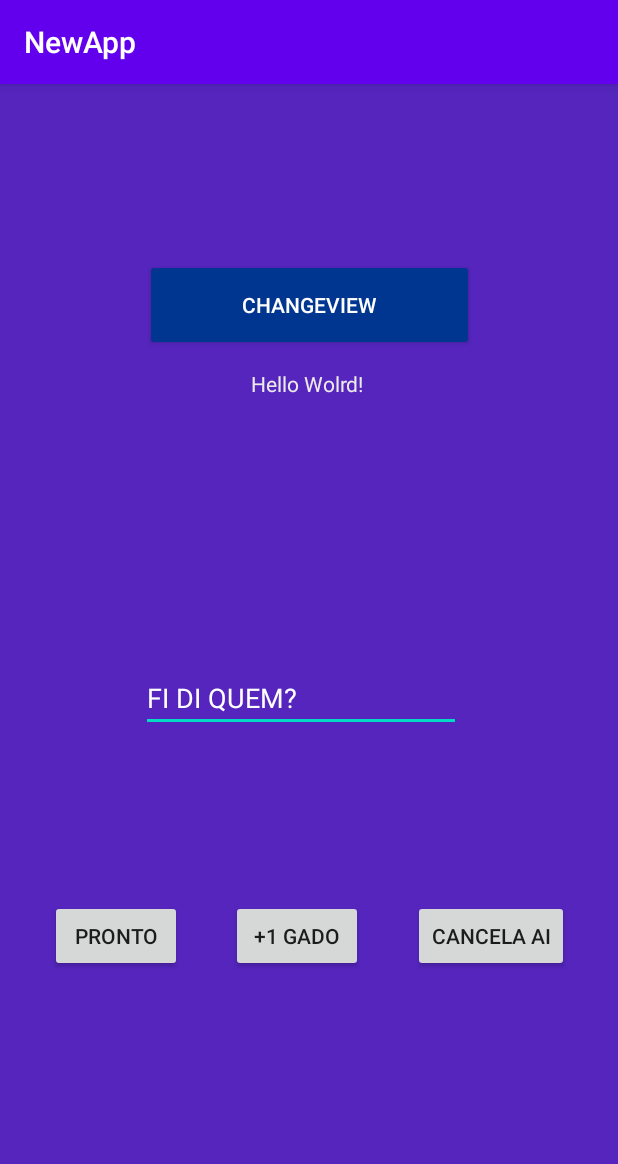
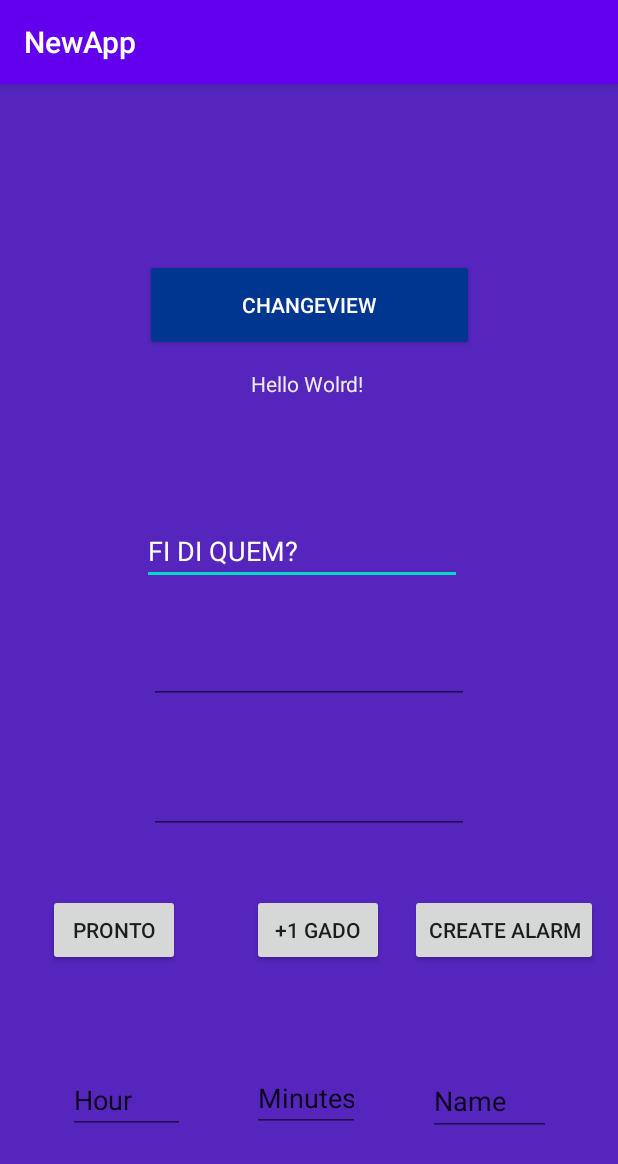
Before and after one commit to CaioCordeiro/cs-mobile-android, an Android app: the screen it shows after launch (MainActivity), on a phone screen of 412 x 824 dp. Shown: the top 1164 px of the screen. Run offline under Robolectric (Android 15) with nearby library versions, the phone set to English and light mode, and no system bars.

```diff
--- a/NewApp/app/src/main/AndroidManifest.xml
+++ b/NewApp/app/src/main/AndroidManifest.xml
@@ -1,7 +1,7 @@
 <?xml version="1.0" encoding="utf-8"?>
 <manifest xmlns:android="http://schemas.android.com/apk/res/android"
     package="com.cesarschool.newapp">
-
+    <uses-permission android:name="com.android.alarm.permission.SET_ALARM" />
     <application
         android:allowBackup="true"
         android:icon="@mipmap/ic_launcher"
@@ -9,7 +9,8 @@
         android:roundIcon="@mipmap/ic_launcher_round"
         android:supportsRtl="true"
         android:theme="@style/Theme.NewApp">
-        <activity android:name=".NovaActivity"></activity>
+        <activity android:name=".TerceiraActivity"></activity>
+        <activity android:name=".NovaActivity" />
         <activity android:name=".MainActivity">
             <intent-filter>
                 <action android:name="android.intent.action.MAIN" />
--- a/NewApp/app/src/main/res/layout/activity_main.xml
+++ b/NewApp/app/src/main/res/layout/activity_main.xml
@@ -17,10 +17,10 @@
         android:textAppearance="@style/TextAppearance.AppCompat.Large"
         android:textColor="#ECE9E9"
         android:textSize="36sp"
-        app:layout_constraintBottom_toBottomOf="parent"
+        app:layout_constraintBottom_toTopOf="@+id/mainActivitybutton"
         app:layout_constraintEnd_toEndOf="parent"
         app:layout_constraintStart_toStartOf="parent"
-        app:layout_constraintTop_toBottomOf="@+id/button2" />
+        app:layout_constraintTop_toTopOf="parent" />
 
     <TextView
         android:id="@+id/mainActivityTextView2"
@@ -49,39 +49,35 @@
         app:layout_constraintVertical_bias="0.165" />
 
     <Button
+        android:id="@+id/buttonAlarm"
+        android:layout_width="wrap_content"
+        android:layout_height="wrap_content"
+        android:layout_marginBottom="180dp"
+        android:text="@string/buttonCancel"
+        app:layout_constraintBottom_toBottomOf="parent"
+        app:layout_constraintEnd_toEndOf="parent"
+        app:layout_constraintHorizontal_bias="0.557"
+        app:layout_constraintStart_toEndOf="@+id/button2" />
+
+    <Button
         android:id="@+id/buttonOk"
         android:layout_width="wrap_content"
         android:layout_height="wrap_content"
-        android:layout_marginBottom="176dp"
-        android:text="@string/buttonCancel"
-        app:layout_constraintBottom_toBottomOf="parent"
-        app:layout_constraintEnd_toEndOf="parent"
-        app:layout_constraintHorizontal_bias="0.5"
-        app:layout_constraintStart_toEndOf="@+id/button2" />
-
-    <Button
-        android:id="@+id/buttonCancel"
-        android:layout_width="wrap_content"
-        android:layout_height="wrap_content"
-        android:layout_marginBottom="176dp"
+        android:layout_marginStart="32dp"
+        android:layout_marginBottom="180dp"
         android:text="@string/buttonOk"
         app:layout_constraintBottom_toBottomOf="parent"
-        app:layout_constraintEnd_toStartOf="@+id/button2"
-        app:layout_constraintHorizontal_bias="0.5"
-        app:layout_constraintStart_toStartOf="parent"
-        app:layout_constraintTop_toBottomOf="@+id/textPersonName"
-        app:layout_constraintVertical_bias="1.0" />
+        app:layout_constraintStart_toStartOf="parent" />
 
     <Button
         android:id="@+id/button2"
         android:layout_width="wrap_content"
         android:layout_height="wrap_content"
-        android:layout_marginBottom="176dp"
+        android:layout_marginStart="48dp"
+        android:layout_marginBottom="180dp"
         android:text="@string/button2"
         app:layout_constraintBottom_toBottomOf="parent"
-        app:layout_constraintEnd_toStartOf="@+id/buttonOk"
-        app:layout_constraintHorizontal_bias="0.5"
-        app:layout_constraintStart_toEndOf="@+id/buttonCancel" />
+        app:layout_constraintStart_toEndOf="@+id/buttonOk" />
 
     <EditText
         android:id="@+id/textPersonName"
@@ -94,9 +90,71 @@
         android:textColor="#FFFFFF"
         app:layout_constraintBottom_toTopOf="@+id/button2"
         app:layout_constraintEnd_toEndOf="parent"
-        app:layout_constraintHorizontal_bias="0.473"
+        app:layout_constraintHorizontal_bias="0.477"
         app:layout_constraintStart_toStartOf="parent"
         app:layout_constraintTop_toBottomOf="@+id/mainActivityTextView2"
-        app:layout_constraintVertical_bias="0.71" />
+        app:layout_constraintVertical_bias="0.324" />
+
+    <EditText
+        android:id="@+id/editTextNumber1"
+        android:layout_width="wrap_content"
+        android:layout_height="wrap_content"
+        android:ems="10"
+        android:inputType="number"
+        app:layout_constraintBottom_toTopOf="@+id/editTextNumber2"
+        app:layout_constraintEnd_toEndOf="parent"
+        app:layout_constraintStart_toStartOf="parent"
+        app:layout_constraintTop_toBottomOf="@+id/textPersonName"
+        app:layout_constraintVertical_bias="0.454" />
+
+    <EditText
+        android:id="@+id/editTextNumber2"
+        android:layout_width="wrap_content"
+        android:layout_height="wrap_content"
+        android:layout_marginBottom="40dp"
+        android:ems="10"
+        android:inputType="number"
+        app:layout_constraintBottom_toTopOf="@+id/button2"
+        app:layout_constraintEnd_toEndOf="parent"
+        app:layout_constraintStart_toStartOf="parent" />
+
+    <EditText
+        android:id="@+id/editTextTextHour"
+        android:layout_width="78dp"
+        android:layout_height="44dp"
+        android:ems="10"
+        android:inputType="textPersonName"
+        android:text="Hour"
+        app:layout_constraintBottom_toBottomOf="parent"
+        app:layout_constraintEnd_toStartOf="@+id/editTextTextMinutes"
+        app:layout_constraintHorizontal_bias="0.5"
+        app:layout_constraintStart_toStartOf="parent"
+        app:layout_constraintTop_toBottomOf="@+id/buttonOk" />
+
+    <EditText
+        android:id="@+id/editTextTextName"
+        android:layout_width="82dp"
+        android:layout_height="46dp"
+        android:ems="10"
+        android:inputType="textPersonName"
+        android:text="Name"
+        app:layout_constraintBottom_toBottomOf="parent"
+        app:layout_constraintEnd_toEndOf="parent"
+        app:layout_constraintHorizontal_bias="0.5"
+        app:layout_constraintStart_toEndOf="@+id/editTextTextMinutes"
+        app:layout_constraintTop_toBottomOf="@+id/buttonAlarm" />
+
+    <EditText
+        android:id="@+id/editTextTextMinutes"
+        android:layout_width="72dp"
+        android:layout_height="41dp"
+        android:ems="10"
+        android:inputType="textPersonName"
+        android:text="Minutes"
+        app:layout_constraintBottom_toBottomOf="parent"
+        app:layout_constraintEnd_toStartOf="@+id/editTextTextName"
+        app:layout_constraintHorizontal_bias="0.5"
+        app:layout_constraintStart_toEndOf="@+id/editTextTextHour"
+        app:layout_constraintTop_toBottomOf="@+id/button2" />
 
 </android.support.constraint.ConstraintLayout>
--- a/NewApp/app/src/main/res/values-pt-rBR-ldltr/strings.xml
+++ b/NewApp/app/src/main/res/values-pt-rBR-ldltr/strings.xml
@@ -5,7 +5,7 @@
     <string name="main_activity_hello_world2">Ola Mundo!</string>
     <string name="button">Mudar View</string>
     <string name="buttonOk">PRONTO</string>
-    <string name="buttonCancel">CANCELA AI</string>
+    <string name="buttonCancel">Criar Alarme</string>
     <string name="button2">+1 Gado</string>
     <string name="name">FI DI QUEM?</string>
     <string name="second_activity_message">"Nome: %1$s Carro: %2$s "</string>
--- a/NewApp/app/src/main/res/values/strings.xml
+++ b/NewApp/app/src/main/res/values/strings.xml
@@ -4,7 +4,7 @@
     <string name="main_activity_hello_world2">Hello Wolrd!</string>
     <string name="button">ChangeView</string>
     <string name="buttonOk">PRONTO</string>
-    <string name="buttonCancel">CANCELA AI</string>
+    <string name="buttonCancel">Create Alarm</string>
     <string name="button2">+1 Gado</string>
     <string name="name">FI DI QUEM?</string>
     <string name="second_activity_message">"Owner: %1$s Car: %2$s "</string>
```
Also changed, not shown: NewApp/app/src/main/java/com/cesarschool/newapp/MainActivity.kt (+41 -0 lines), NewApp/app/src/main/java/com/cesarschool/newapp/TerceiraActivity.kt (added, +28 -0 lines), NewApp/app/src/main/res/layout/activity_terceira.xml (added, +31 -0 lines).
